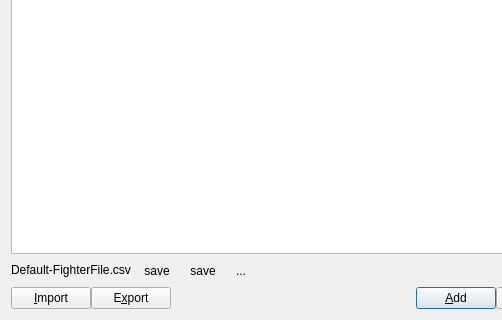
First picture: the form in base/FighterManagerDlg.ui, repository fmuecke/Ipponboard, before the edit; both pictures show x 0 to 502 and y 112 to 432 of the 587 by 432 pixel window.
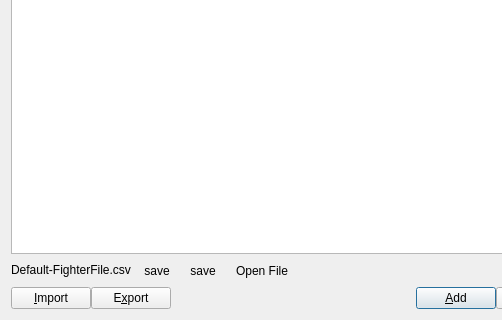
Second picture: the form after the edit. Icons and pictures are not drawn.

```diff
--- a/base/FighterManagerDlg.ui
+++ b/base/FighterManagerDlg.ui
@@ -156,7 +156,7 @@
         <string>open folder</string>
        </property>
        <property name="text">
-        <string notr="true">...</string>
+        <string notr="true">Open File</string>
        </property>
        <property name="checkable">
         <bool>false</bool>
```
Left out of the diff: 4 changed lines with no effect on the pictures.
